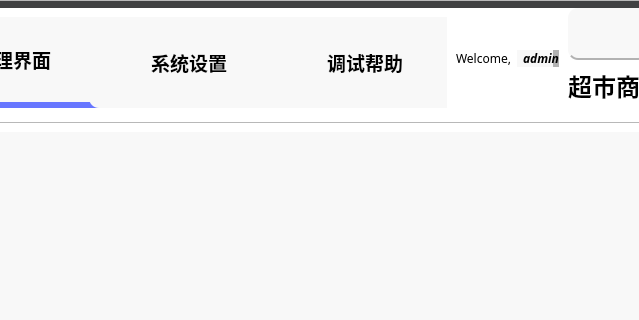
This is main/mainwidget.ui in ylxcvvan/Supermarket-Commodity-Management-System as Qt 5 draws it before an edit; both pictures show x 96 to 735 and y 0 to 320 of the 905 by 724 pixel window. The edited form follows.
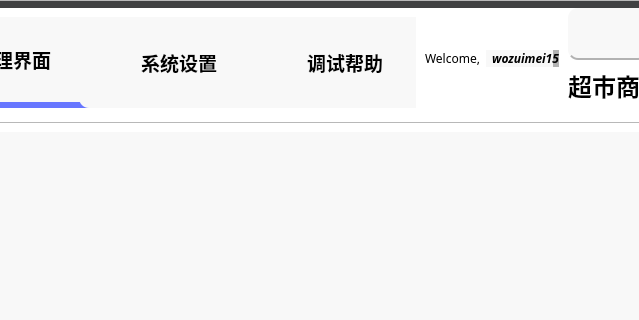
This is the edited form. Icons and pictures are not drawn. Custom widgets are drawn as their Qt base class.

What changed in the file:
```diff
--- a/main/mainwidget.ui
+++ b/main/mainwidget.ui
@@ -481,7 +481,7 @@
 </string>
               </property>
               <property name="text">
-               <string>admin</string>
+               <string>wozuimei15</string>
               </property>
               <property name="icon">
                <iconset resource="../images.qrc">
```
